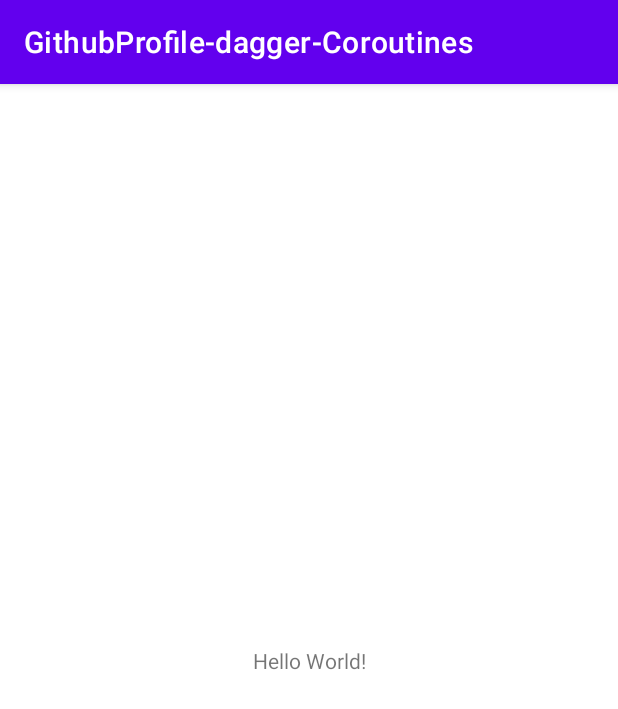
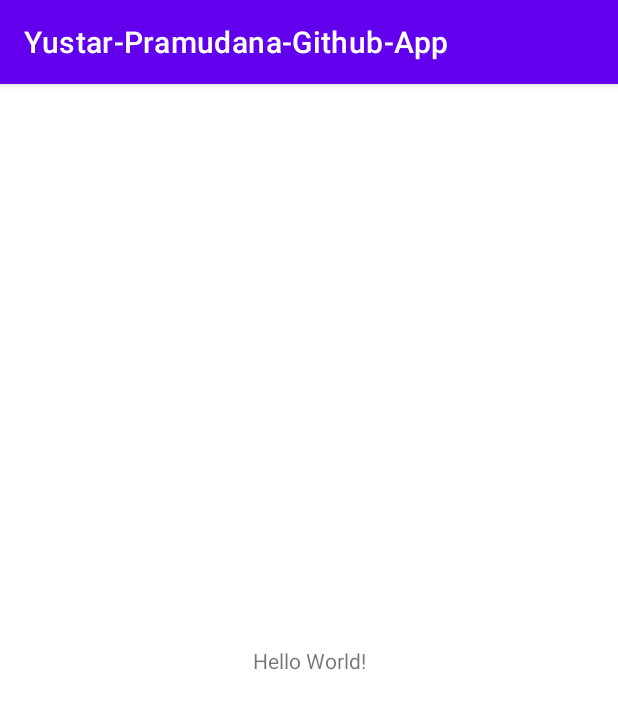
Before and after one commit to yuzutaru/GithubProfile-dagger-Coroutines, an Android app: the screen it shows after launch (MainActivity), on a phone screen of 412 x 824 dp. Shown: the top 709 px of the screen. Run offline under Robolectric (Android 15) with nearby library versions, the phone set to English and light mode, and no system bars.

Commit message:
chage app name. move MainActivity.kt to view

```diff
--- a/app/src/main/AndroidManifest.xml
+++ b/app/src/main/AndroidManifest.xml
@@ -14,7 +14,7 @@
         android:theme="@style/Theme.GithubProfiledaggerCoroutines"
         tools:targetApi="31">
         <activity
-            android:name=".MainActivity"
+            android:name=".view.MainActivity"
             android:exported="true">
             <intent-filter>
                 <action android:name="android.intent.action.MAIN" />
--- a/app/src/main/java/com/yuzu/githubprofile_dagger_coroutines/MainActivity.kt
+++ b/app/src/main/java/com/yuzu/githubprofile_dagger_coroutines/view/MainActivity.kt
@@ -1,7 +1,8 @@
-package com.yuzu.githubprofile_dagger_coroutines
+package com.yuzu.githubprofile_dagger_coroutines.view
 
 import androidx.appcompat.app.AppCompatActivity
 import android.os.Bundle
+import com.yuzu.githubprofile_dagger_coroutines.R
 
 class MainActivity : AppCompatActivity() {
     override fun onCreate(savedInstanceState: Bundle?) {
--- a/app/src/main/res/layout/activity_main.xml
+++ b/app/src/main/res/layout/activity_main.xml
@@ -4,7 +4,7 @@
     xmlns:tools="http://schemas.android.com/tools"
     android:layout_width="match_parent"
     android:layout_height="match_parent"
-    tools:context=".MainActivity">
+    tools:context=".view.MainActivity">
 
     <TextView
         android:layout_width="wrap_content"
--- a/app/src/main/res/values/strings.xml
+++ b/app/src/main/res/values/strings.xml
@@ -1,3 +1,3 @@
 <resources>
-    <string name="app_name">GithubProfile-dagger-Coroutines</string>
+    <string name="app_name">Yustar-Pramudana-Github-App</string>
 </resources>
```
